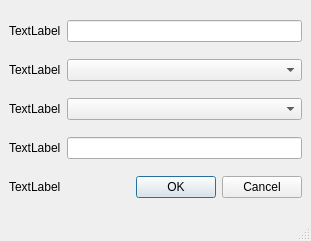
Before: the Qt Designer form add_new.ui in suchinton/AGL-Kuksa.val-Visualiser, drawn with Qt 5.
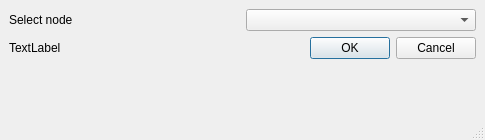
After: the same form once the commit is applied.

```diff
--- a/add_new.ui
+++ b/add_new.ui
@@ -6,8 +6,8 @@
    <rect>
     <x>0</x>
     <y>0</y>
-    <width>311</width>
-    <height>241</height>
+    <width>485</width>
+    <height>140</height>
    </rect>
   </property>
   <property name="windowTitle">
@@ -18,46 +18,13 @@
     <item>
      <layout class="QGridLayout" name="gridLayout">
       <item row="0" column="0">
-       <widget class="QLabel" name="label">
-        <property name="text">
-         <string>TextLabel</string>
-        </property>
-       </widget>
-      </item>
-      <item row="0" column="1">
-       <widget class="QLineEdit" name="lineEdit"/>
-      </item>
-      <item row="1" column="0">
        <widget class="QLabel" name="label_2">
         <property name="text">
-         <string>TextLabel</string>
+         <string>Select node</string>
         </property>
        </widget>
       </item>
-      <item row="1" column="1">
-       <widget class="QComboBox" name="comboBox"/>
-      </item>
-      <item row="2" column="0">
-       <widget class="QLabel" name="label_3">
-        <property name="text">
-         <string>TextLabel</string>
-        </property>
-       </widget>
-      </item>
-      <item row="2" column="1">
-       <widget class="QComboBox" name="comboBox_2"/>
-      </item>
-      <item row="3" column="0">
-       <widget class="QLabel" name="label_4">
-        <property name="text">
-         <string>TextLabel</string>
-        </property>
-       </widget>
-      </item>
-      <item row="3" column="1">
-       <widget class="QLineEdit" name="lineEdit_2"/>
-      </item>
-      <item row="4" column="0" colspan="2">
+      <item row="2" column="0" colspan="2">
        <layout class="QHBoxLayout" name="horizontalLayout">
         <item>
          <widget class="QLabel" name="label_5">
@@ -75,6 +42,22 @@
         </item>
        </layout>
       </item>
+      <item row="0" column="1">
+       <widget class="QComboBox" name="comboBox"/>
+      </item>
+      <item row="3" column="0">
+       <spacer name="verticalSpacer">
+        <property name="orientation">
+         <enum>Qt::Vertical</enum>
+        </property>
+        <property name="sizeHint" stdset="0">
+         <size>
+          <width>20</width>
+          <height>40</height>
+         </size>
+        </property>
+       </spacer>
+      </item>
      </layout>
     </item>
    </layout>
```
Left out of the diff: 2 changed lines with no effect on the pictures.
